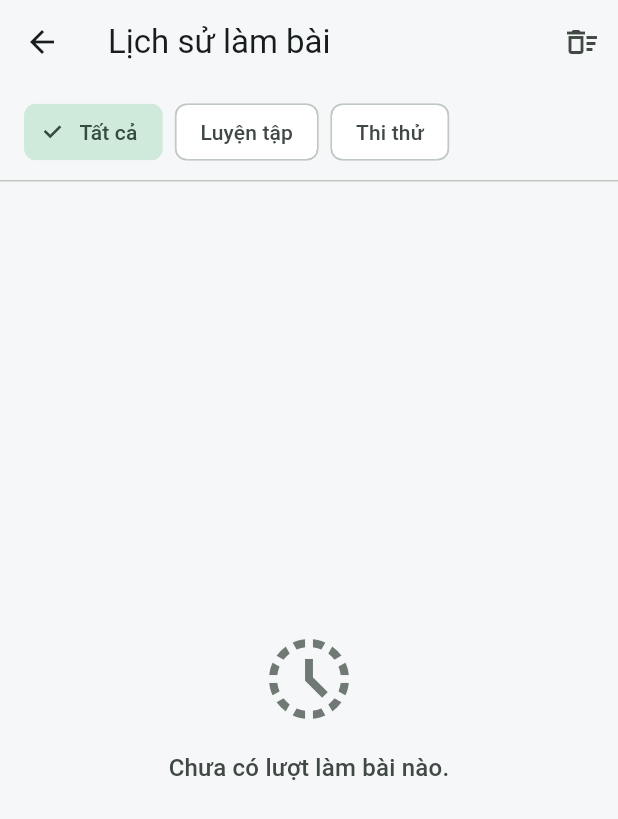
After one commit to ducanhudu/APP_KTHP-INT1449-20261-05, a Flutter app: the screen it shows after launch, after a tap on the "history" icon, on a phone screen of 412 x 824 dp. The commit adds this screen. Shown: the top 819 px of the screen. Run offline on Flutter 3.47's test engine with Material 3 defaults, Android fonts, the phone set to English and light mode, and no system bars; our stand-ins replace flutter_local_notifications, flutter_timezone, flutter_tts, shared_preferences, timezone.

Commit message:
feat(history): implement persistent quiz attempt history with review and filters

```diff
--- a/lib/app_strings.dart
+++ b/lib/app_strings.dart
@@ -89,6 +89,20 @@ class AppStrings {
     required this.deleteBrokenCard,
     required this.retry,
     required this.errorBankLoad,
+    required this.historyTitle,
+    required this.historyTooltip,
+    required this.emptyHistory,
+    required this.clearHistory,
+    required this.confirmClearHistory,
+    required this.confirmClearHistoryContent,
+    required this.historyFilterAll,
+    required this.historyFilterPractice,
+    required this.historyFilterExam,
+    required this.historyDeleteAttempt,
+    required this.historyAttemptDeleted,
+    required this.historyExamLabel,
+    required this.historyPracticeLabel,
+    required this.historyDuration,
   });
 
   final String appTitle;
@@ -174,6 +188,20 @@ class AppStrings {
   final String deleteBrokenCard;
   final String retry;
   final String errorBankLoad;
+  final String historyTitle;
+  final String historyTooltip;
+  final String emptyHistory;
+  final String clearHistory;
+  final String confirmClearHistory;
+  final String confirmClearHistoryContent;
+  final String historyFilterAll;
+  final String historyFilterPractice;
+  final String historyFilterExam;
+  final String historyDeleteAttempt;
+  final String historyAttemptDeleted;
+  final String historyExamLabel;
+  final String historyPracticeLabel;
+  final String Function(int minutes, int seconds) historyDuration;
 
   /// Chọn bộ chuỗi theo ngôn ngữ đang dùng. Chế độ song ngữ hiển thị tiếng Việt
   /// cho nhãn giao diện vì nội dung đã có cả hai thứ tiếng.
@@ -265,6 +293,21 @@ class AppStrings {
     deleteBrokenCard: 'Xoá thẻ lỗi này',
     retry: 'Thử lại',
     errorBankLoad: 'Không đọc được ngân hàng câu hỏi.',
+    historyTitle: 'Lịch sử làm bài',
+    historyTooltip: 'Xem lịch sử làm bài',
+    emptyHistory: 'Chưa có lượt làm bài nào.',
+    clearHistory: 'Xoá lịch sử',
+    confirmClearHistory: 'Xoá lịch sử làm bài?',
+    confirmClearHistoryContent:
+        'Toàn bộ kết quả các lượt luyện tập và thi thử đã lưu sẽ bị xoá.',
+    historyFilterAll: 'Tất cả',
+    historyFilterPractice: 'Luyện tập',
+    historyFilterExam: 'Thi thử',
+    historyDeleteAttempt: 'Xoá lượt này',
+    historyAttemptDeleted: 'Đã xoá lượt làm bài khỏi lịch sử.',
+    historyExamLabel: 'Thi thử',
+    historyPracticeLabel: 'Luyện tập',
+    historyDuration: _viHistoryDuration,
   );
 
   static const AppStrings english = AppStrings(
@@ -351,6 +394,21 @@ class AppStrings {
     deleteBrokenCard: 'Delete this broken card',
     retry: 'Try again',
     errorBankLoad: 'Could not load the question bank.',
+    historyTitle: 'Quiz History',
+    historyTooltip: 'View quiz history',
+    emptyHistory: 'No quiz history yet.',
+    clearHistory: 'Clear history',
+    confirmClearHistory: 'Clear quiz history?',
+    confirmClearHistoryContent:
+        'All past practice and exam attempt records will be deleted.',
+    historyFilterAll: 'All',
+    historyFilterPractice: 'Practice',
+    historyFilterExam: 'Exam',
+    historyDeleteAttempt: 'Delete this attempt',
+    historyAttemptDeleted: 'Attempt record deleted.',
+    historyExamLabel: 'Mock Exam',
+    historyPracticeLabel: 'Practice',
+    historyDuration: _enHistoryDuration,
   );
 
   static String _viCounter(int index, int total, int answered) =>
@@ -384,4 +442,8 @@ class AppStrings {
   static String _viCardNotFound(int code) =>
       'Không tìm thấy câu hỏi mã ID #$code';
   static String _enCardNotFound(int code) => 'Question #$code not found';
+  static String _viHistoryDuration(int minutes, int seconds) =>
+      minutes > 0 ? '$minutes phút $seconds giây' : '$seconds giây';
+  static String _enHistoryDuration(int minutes, int seconds) =>
+      minutes > 0 ? '$minutes min $seconds sec' : '$seconds sec';
 }
--- /dev/null
+++ b/lib/history_page.dart
@@ -0,0 +1,343 @@
+import 'dart:math';
+
+import 'package:flutter/material.dart';
+
+import 'app_strings.dart';
+import 'card_storage.dart';
+import 'history_storage.dart';
+import 'main.dart';
+import 'question.dart';
+import 'quiz_attempt.dart';
+
+enum HistoryFilter { all, practice, exam }
+
+class HistoryPage extends StatefulWidget {
+  const HistoryPage({
+    super.key,
+    required this.historyStorage,
+    required this.allQuestions,
+    required this.language,
+    this.cardStorage = const SharedPrefsCardStorage(),
+  });
+
+  final HistoryStorage historyStorage;
+  final List<Question> allQuestions;
+  final QuestionLanguage language;
+  final CardStorage cardStorage;
+
+  @override
+  State<HistoryPage> createState() => _HistoryPageState();
+}
+
+class _HistoryPageState extends State<HistoryPage> {
+  AppStrings get s => AppStrings.of(widget.language);
+  late Future<List<QuizAttempt>> _historyFuture;
+  HistoryFilter _filter = HistoryFilter.all;
+
+  @override
+  void initState() {
+    super.initState();
+    _reload();
+  }
+
+  void _reload() {
+    setState(() {
+      _historyFuture = widget.historyStorage.loadHistory();
+    });
+  }
+
+  Future<void> _confirmClear() async {
+    final confirmed = await showDialog<bool>(
+      context: context,
+      builder: (context) => AlertDialog(
+        title: Text(s.confirmClearHistory),
+        content: Text(s.confirmClearHistoryContent),
+        actions: [
+          TextButton(
+            onPressed: () => Navigator.pop(context, false),
+            child: Text(s.retry == 'Try again' ? 'Cancel' : 'Hủy'),
+          ),
+          FilledButton(
+            onPressed: () => Navigator.pop(context, true),
+            child: Text(s.clearHistory),
+          ),
+        ],
+      ),
+    );
+    if (confirmed == true && mounted) {
+      await widget.historyStorage.clearHistory();
+      _reload();
+    }
+  }
+
+  Future<void> _deleteAttempt(QuizAttempt attempt) async {
+    await widget.historyStorage.deleteAttempt(attempt.id);
+    if (!mounted) return;
+    ScaffoldMessenger.of(context).showSnackBar(
+      SnackBar(
+        content: Text(s.historyAttemptDeleted),
+        duration: const Duration(seconds: 2),
+      ),
+    );
+    _reload();
+  }
+
+  void _reviewAttempt(QuizAttempt attempt) {
+    if (widget.allQuestions.isEmpty || attempt.questionIds.isEmpty) return;
+
+    final questionMap = {for (final q in widget.allQuestions) q.id: q};
+    final quizItems = <QuizItem>[];
+    for (final qId in attempt.questionIds) {
+      final question = questionMap[qId];
+      if (question != null) {
+        quizItems.add(QuizItem(question, Random(qId)));
+      }
+    }
+    if (quizItems.isEmpty) return;
+
+    final result = QuizResult(
+      quizItems,
+      attempt.answers,
+      expired: attempt.expired,
+    );
+
+    Navigator.of(context).push(
+      MaterialPageRoute(
+        builder: (_) => ResultPage(
+          result: result,
+          language: widget.language,
+          storage: widget.cardStorage,
+        ),
+      ),
+    );
+  }
+
+  String _formatDate(DateTime dt) {
+    final d = dt.day.toString().padLeft(2, '0');
+    final m = dt.month.toString().padLeft(2, '0');
+    final y = dt.year;
+    final h = dt.hour.toString().padLeft(2, '0');
+    final min = dt.minute.toString().padLeft(2, '0');
+    return '$d/$m/$y $h:$min';
+  }
+
+  @override
+  Widget build(BuildContext context) {
+    final theme = Theme.of(context);
+
+    return Scaffold(
+      appBar: AppBar(
+        title: Text(s.historyTitle),
+        actions: [
+          IconButton(
+            tooltip: s.clearHistory,
+            icon: const Icon(Icons.delete_sweep_outlined),
+            onPressed: _confirmClear,
+          ),
+        ],
+      ),
+      body: Column(
+        children: [
+          Padding(
+            padding: const EdgeInsets.fromLTRB(16, 8, 16, 8),
+            child: Row(
+              children: [
+                ChoiceChip(
+                  label: Text(s.historyFilterAll),
+                  selected: _filter == HistoryFilter.all,
+                  onSelected: (val) {
+                    if (val) setState(() => _filter = HistoryFilter.all);
+                  },
+                ),
+                const SizedBox(width: 8),
+                ChoiceChip(
+                  label: Text(s.historyFilterPractice),
+                  selected: _filter == HistoryFilter.practice,
+                  onSelected: (val) {
+                    if (val) setState(() => _filter = HistoryFilter.practice);
+                  },
+                ),
+                const SizedBox(width: 8),
+                ChoiceChip(
+                  label: Text(s.historyFilterExam),
+                  selected: _filter == HistoryFilter.exam,
+                  onSelected: (val) {
+                    if (val) setState(() => _filter = HistoryFilter.exam);
+                  },
+                ),
+              ],
+            ),
+          ),
+          const Divider(height: 1),
+          Expanded(
+            child: FutureBuilder<List<QuizAttempt>>(
+              future: _historyFuture,
+              builder: (context, snapshot) {
+                if (snapshot.connectionState == ConnectionState.waiting) {
+                  return const Center(child: CircularProgressIndicator());
+                }
+                final list = snapshot.data ?? const [];
+                final filtered = list.where((item) {
+                  return switch (_filter) {
+                    HistoryFilter.all => true,
+                    HistoryFilter.practice => !item.isExam,
+                    HistoryFilter.exam => item.isExam,
+                  };
+                }).toList();
+
+                if (filtered.isEmpty) {
+                  return Center(
+                    child: Padding(
+                      padding: const EdgeInsets.all(32),
+                      child: Column(
+                        mainAxisAlignment: MainAxisAlignment.center,
+                        children: [
+                          Icon(
+                            Icons.history_toggle_off,
+                            size: 64,
+                            color: theme.colorScheme.outline,
+                          ),
+                          const SizedBox(height: 16),
+                          Text(
+                            s.emptyHistory,
+                            style: theme.textTheme.titleMedium?.copyWith(
+                              color: theme.colorScheme.onSurfaceVariant,
+                            ),
+                            textAlign: TextAlign.center,
+                          ),
+                        ],
+                      ),
+                    ),
+                  );
+                }
+
+                return ListView.separated(
+                  padding: const EdgeInsets.all(16),
+                  itemCount: filtered.length,
+                  separatorBuilder: (context, index) =>
+                      const SizedBox(height: 10),
+                  itemBuilder: (context, index) {
+                    final item = filtered[index];
+                    final durationStr = s.historyDuration(
+                      item.durationSeconds ~/ 60,
+                      item.durationSeconds % 60,
+                    );
+                    final topicText = item.topic == 0
+                        ? s.allTopics
+                        : topicLabel(item.topic);
+
+                    return Card(
+                      elevation: 0,
+                      shape: RoundedRectangleBorder(
+                        borderRadius: BorderRadius.circular(12),
+                        side: BorderSide(
+                          color: theme.colorScheme.outlineVariant,
+                        ),
+                      ),
+                      child: InkWell(
+                        borderRadius: BorderRadius.circular(12),
+                        onTap: () => _reviewAttempt(item),
+                        child: Padding(
+                          padding: const EdgeInsets.all(16),
+                          child: Column(
+                            crossAxisAlignment: CrossAxisAlignment.start,
+                            children: [
+                              Row(
+                                children: [
+                                  Chip(
+                                    visualDensity: VisualDensity.compact,
+                                    avatar: Icon(
+                                      item.isExam
+                                          ? Icons.timer_outlined
+                                          : Icons.school_outlined,
+                                      size: 16,
+                                    ),
+                                    label: Text(
+                                      item.isExam
+                                          ? s.historyExamLabel
+                                          : s.historyPracticeLabel,
+                                    ),
+                                  ),
+                                  const SizedBox(width: 8),
+                                  Expanded(
+                                    child: Text(
+                                      topicText,
+                                      style: theme.textTheme.bodyMedium
+                                          ?.copyWith(
+                                            fontWeight: FontWeight.w600,
+                                          ),
+                                      maxLines: 1,
+                                      overflow: TextOverflow.ellipsis,
+                                    ),
+                                  ),
+                                  IconButton(
+                                    icon: const Icon(Icons.close, size: 18),
+                                    tooltip: s.historyDeleteAttempt,
+                                    onPressed: () => _deleteAttempt(item),
+                                  ),
+                                ],
+                              ),
+                              const SizedBox(height: 8),
+                              Row(
+                                crossAxisAlignment: CrossAxisAlignment.baseline,
+                                textBaseline: TextBaseline.alphabetic,
+                                children: [
+                                  Text(
+                                    '${item.percent}%',
+                                    style: theme.textTheme.headlineMedium
+                                        ?.copyWith(
+                                          fontWeight: FontWeight.bold,
+                                          color: item.percent >= 80
+                                              ? Colors.green.shade700
+                                              : item.percent >= 50
+                                              ? Colors.orange.shade800
+                                              : Colors.red.shade700,
+                                        ),
+                                  ),
+                                  const SizedBox(width: 12),
+                                  Expanded(
+                                    child: Text(
+                                      s.scoreLine(
+                                        item.correct,
+                                        item.wrong,
+                                        item.skipped,
+                                      ),
+                                      style: theme.textTheme.bodyMedium,
+                                    ),
+                                  ),
+                                ],
+                              ),
+                              const SizedBox(height: 6),
+                              Row(
+                                mainAxisAlignment:
+                                    MainAxisAlignment.spaceBetween,
+                                children: [
+                                  Text(
+                                    _formatDate(item.timestamp),
+                                    style: theme.textTheme.bodySmall?.copyWith(
+                                      color: theme.colorScheme.onSurfaceVariant,
+                                    ),
+                                  ),
+                                  Text(
+                                    durationStr,
+                                    style: theme.textTheme.bodySmall?.copyWith(
+                                      color: theme.colorScheme.onSurfaceVariant,
+                                    ),
+                                  ),
+                                ],
+                              ),
+                            ],
+                          ),
+                        ),
+                      ),
+                    );
+                  },
+                );
+              },
+            ),
+          ),
+        ],
+      ),
+    );
+  }
+}
--- /dev/null
+++ b/lib/history_storage.dart
@@ -0,0 +1,100 @@
+import 'dart:convert';
+
+import 'package:shared_preferences/shared_preferences.dart';
+
+import 'quiz_attempt.dart';
+
+abstract class HistoryStorage {
+  Future<List<QuizAttempt>> loadHistory();
+  Future<void> saveAttempt(QuizAttempt attempt);
+  Future<void> deleteAttempt(String id);
+  Future<void> clearHistory();
+}
+
+class SharedPrefsHistoryStorage implements HistoryStorage {
+  const SharedPrefsHistoryStorage({
+    this.key = 'flutter_lab_quiz_history_v1',
+    this.maxItems = 100,
+  });
+
+  final String key;
+  final int maxItems;
+
+  @override
+  Future<List<QuizAttempt>> loadHistory() async {
+    try {
+      final prefs = await SharedPreferences.getInstance();
+      final raw = prefs.getString(key);
+      if (raw == null || raw.trim().isEmpty) return const [];
+      final list = (jsonDecode(raw) as List).cast<Map<String, Object?>>();
+      final attempts = list.map(QuizAttempt.fromJson).toList();
+      attempts.sort((a, b) => b.timestamp.compareTo(a.timestamp));
+      return attempts;
+    } catch (_) {
+      return const [];
+    }
+  }
+
+  @override
+  Future<void> saveAttempt(QuizAttempt attempt) async {
+    final current = await loadHistory();
+    final updated = [
+      attempt,
+      for (final item in current)
+        if (item.id != attempt.id) item,
+    ];
+    final trimmed = updated.take(maxItems).toList();
+    final prefs = await SharedPreferences.getInstance();
+    await prefs.setString(
+      key,
+      jsonEncode([for (final a in trimmed) a.toJson()]),
+    );
+  }
+
+  @override
+  Future<void> deleteAttempt(String id) async {
+    final current = await loadHistory();
+    final filtered = current.where((a) => a.id != id).toList();
+    final prefs = await SharedPreferences.getInstance();
+    await prefs.setString(
+      key,
+      jsonEncode([for (final a in filtered) a.toJson()]),
+    );
+  }
+
+  @override
+  Future<void> clearHistory() async {
+    final prefs = await SharedPreferences.getInstance();
+    await prefs.remove(key);
+  }
+}
+
+class MemoryHistoryStorage implements HistoryStorage {
+  MemoryHistoryStorage([List<QuizAttempt>? initial])
+    : _attempts = [...?initial];
+
+  final List<QuizAttempt> _attempts;
+
+  @override
+  Future<List<QuizAttempt>> loadHistory() async {
+    final sorted = [..._attempts]
+      ..sort((a, b) => b.timestamp.compareTo(a.timestamp));
+    return List.unmodifiable(sorted);
+  }
+
+  @override
+  Future<void> saveAttempt(QuizAttempt attempt) async {
+    _attempts.removeWhere((a) => a.id == attempt.id);
+    _attempts.insert(0, attempt);
+  }
+
+  @override
+  Future<void> deleteAttempt(String id) async {
+    _attempts.removeWhere((a) => a.id == id);
+  }
+
+  @override
+  Future<void> clearHistory() async {
+    _attempts.clear();
+  }
+}
--- a/lib/main.dart
+++ b/lib/main.dart
@@ -6,7 +6,10 @@ import 'package:flutter/services.dart';
 import 'app_strings.dart';
 import 'app_theme.dart';
 import 'card_storage.dart';
+import 'history_page.dart';
+import 'history_storage.dart';
 import 'learning_tools.dart';
+import 'quiz_attempt.dart';
 import 'today_overview.dart';
 import 'flashcard_page.dart';
 import 'error_state.dart';
@@ -23,10 +26,12 @@ class FlutterLab extends StatelessWidget {
   const FlutterLab({
     super.key,
     this.storage = const SharedPrefsCardStorage(),
+    this.historyStorage = const SharedPrefsHistoryStorage(),
     this.reminder,
   });
 
   final CardStorage storage;
+  final HistoryStorage historyStorage;
   final ReminderService? reminder;
 
   @override
@@ -34,7 +39,11 @@ class FlutterLab extends StatelessWidget {
     title: 'Flutter Lab',
     debugShowCheckedModeBanner: false,
     theme: buildAppTheme(),
-    home: QuizHome(storage: storage, reminder: reminder),
+    home: QuizHome(
+      storage: storage,
+      historyStorage: historyStorage,
+      reminder: reminder,
+    ),
   );
 }
 
@@ -42,10 +51,12 @@ class QuizHome extends StatefulWidget {
   const QuizHome({
     super.key,
     this.storage = const SharedPrefsCardStorage(),
+    this.historyStorage = const SharedPrefsHistoryStorage(),
     this.reminder,
   });
 
   final CardStorage storage;
+  final HistoryStorage historyStorage;
   final ReminderService? reminder;
 
   @override
@@ -108,6 +119,7 @@ class _QuizHomeState extends State<QuizHome> {
     var timed = exam;
     while (true) {
       if (!mounted) return;
+      final startTime = DateTime.now();
       final result = await Navigator.of(context).push<QuizResult>(
         MaterialPageRoute(
           builder: (_) => QuizPage(
@@ -119,6 +131,15 @@ class _QuizHomeState extends State<QuizHome> {
         ),
       );
       if (!mounted || result == null) return;
+      final duration = DateTime.now().difference(startTime).inSeconds;
+      final attempt = QuizAttempt.fromResult(
+        result: result,
+        isExam: timed,
+        topic: topic,
+        durationSeconds: duration,
+      );
+      await widget.historyStorage.saveAttempt(attempt);
+
       final retry = await _showResult(result);
       if (retry != true) return;
       final wrong = result.wrongQuestions.toList();
@@ -158,6 +179,24 @@ class _QuizHomeState extends State<QuizHome> {
         style: const TextStyle(fontWeight: FontWeight.w700),
       ),
       actions: [
+        IconButton(
+          tooltip: s.historyTooltip,
+          onPressed: () async {
+            final questions = await bank;
+            if (!context.mounted) return;
+            Navigator.of(context).push(
+              MaterialPageRoute(
+                builder: (_) => HistoryPage(
+                  historyStorage: widget.historyStorage,
+                  allQuestions: questions,
+                  language: language,
+                  cardStorage: widget.storage,
+                ),
+              ),
+            );
+          },
+          icon: const Icon(Icons.history),
+        ),
         IconButton(
           tooltip: s.cameraTooltip,
           onPressed: () => showLearningTool(context, LearningTool.camera),
--- /dev/null
+++ b/lib/quiz_attempt.dart
@@ -0,0 +1,103 @@
+import 'question.dart';
+
+/// Đại diện cho một lượt làm bài đã hoàn thành (luyện tập hoặc thi thử).
+class QuizAttempt {
+  QuizAttempt({
+    required this.id,
+    required this.timestamp,
+    required this.isExam,
+    required this.topic,
+    required this.totalQuestions,
+    required this.correct,
+    required this.wrong,
+    required this.skipped,
+    required this.durationSeconds,
+    this.expired = false,
+    Map<int, String>? answers,
+    List<int>? questionIds,
+  }) : answers = Map.unmodifiable(answers ?? const {}),
+       questionIds = List.unmodifiable(questionIds ?? const []);
+
+  factory QuizAttempt.fromResult({
+    required QuizResult result,
+    required bool isExam,
+    required int topic,
+    required int durationSeconds,
+    String? id,
+    DateTime? timestamp,
+  }) {
+    final score = result.score;
+    final now = timestamp ?? DateTime.now();
+    return QuizAttempt(
+      id: id ?? 'attempt_${now.millisecondsSinceEpoch}',
+      timestamp: now,
+      isExam: isExam,
+      topic: topic,
+      totalQuestions: result.items.length,
+      correct: score.correct,
+      wrong: score.wrong,
+      skipped: score.skipped,
+      durationSeconds: durationSeconds,
+      expired: result.expired,
+      answers: result.answers,
+      questionIds: [for (final item in result.items) item.question.id],
+    );
+  }
+
+  factory QuizAttempt.fromJson(Map<String, Object?> json) {
+    final rawAnswers = json['answers'] as Map<String, Object?>? ?? {};
+    final answers = <int, String>{
+      for (final entry in rawAnswers.entries)
+        int.parse(entry.key): entry.value as String,
+    };
+    final rawQIds = (json['questionIds'] as List<Object?>? ?? []).cast<int>();
+
+    return QuizAttempt(
+      id: json['id'] as String,
+      timestamp: DateTime.parse(json['timestamp'] as String),
+      isExam: json['isExam'] as bool? ?? false,
+      topic: json['topic'] as int? ?? 0,
+      totalQuestions: json['totalQuestions'] as int,
+      correct: json['correct'] as int,
+      wrong: json['wrong'] as int,
+      skipped: json['skipped'] as int,
+      durationSeconds: json['durationSeconds'] as int? ?? 0,
+      expired: json['expired'] as bool? ?? false,
+      answers: answers,
+      questionIds: rawQIds,
+    );
+  }
+
+  final String id;
+  final DateTime timestamp;
+  final bool isExam;
+  final int topic; // 0: Tất cả các khối, 1..20: khối cụ thể
+  final int totalQuestions;
+  final int correct;
+  final int wrong;
+  final int skipped;
+  final int durationSeconds;
+  final bool expired;
+  final Map<int, String> answers;
+  final List<int> questionIds;
+
+  int get percent =>
+      totalQuestions == 0 ? 0 : (100 * correct / totalQuestions).round();
+
+  Map<String, Object?> toJson() => {
+    'id': id,
+    'timestamp': timestamp.toIso8601String(),
+    'isExam': isExam,
+    'topic': topic,
+    'totalQuestions': totalQuestions,
+    'correct': correct,
+    'wrong': wrong,
+    'skipped': skipped,
+    'durationSeconds': durationSeconds,
+    'expired': expired,
+    'answers': {
+      for (final entry in answers.entries) entry.key.toString(): entry.value,
+    },
+    'questionIds': questionIds,
+  };
+}
```
Also changed, not shown: 1 other file.
